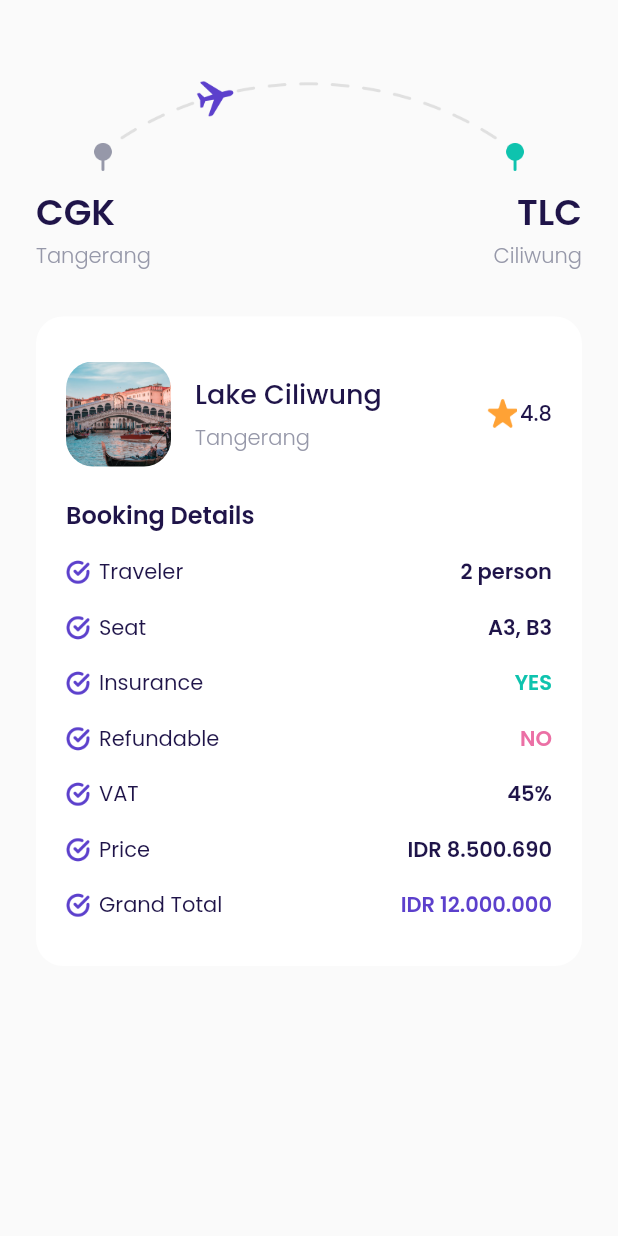
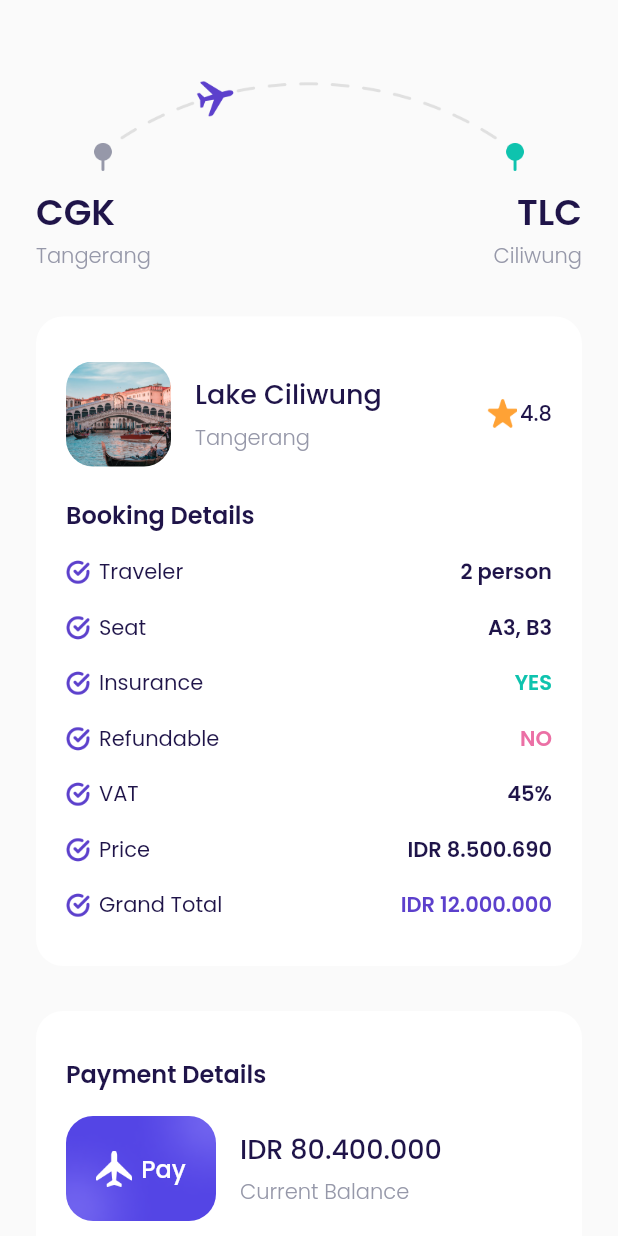
Before and after one commit to RidhaAF/airplane_app, a Flutter app: the CheckoutPage screen opened directly, on a phone screen of 412 x 824 dp. Run offline on Flutter 3.47's test engine with Material 2 defaults, Android fonts, the phone set to English and light mode, and no system bars; our stand-ins replace google_fonts.

Commit message:
Checkout Page - Payment Details & Buttons

```diff
--- a/lib/ui/pages/checkout_page.dart
+++ b/lib/ui/pages/checkout_page.dart
@@ -1,5 +1,6 @@
 import 'package:airplane_app/shared/theme.dart';
 import 'package:airplane_app/ui/widgets/booking_details_item.dart';
+import 'package:airplane_app/ui/widgets/custom_button.dart';
 import 'package:flutter/material.dart';
 
 class CheckoutPage extends StatelessWidget {
@@ -202,6 +203,124 @@ class CheckoutPage extends StatelessWidget {
       );
     }
 
+    Widget paymentDetails() {
+      return Container(
+        margin: EdgeInsets.only(top: 30),
+        padding: EdgeInsets.symmetric(
+          horizontal: 20,
+          vertical: 30,
+        ),
+        decoration: BoxDecoration(
+          color: kWhiteColor,
+          borderRadius: BorderRadius.circular(18),
+        ),
+        child: Column(
+          crossAxisAlignment: CrossAxisAlignment.start,
+          children: [
+            Text(
+              'Payment Details',
+              style: blackTextStyle.copyWith(
+                fontSize: 16,
+                fontWeight: semiBold,
+              ),
+            ),
+            Container(
+              margin: EdgeInsets.only(top: 16),
+              child: Row(
+                children: [
+                  Container(
+                    width: 100,
+                    height: 70,
+                    margin: EdgeInsets.only(right: 16),
+                    decoration: BoxDecoration(
+                      borderRadius: BorderRadius.circular(18),
+                      image: DecorationImage(
+                        fit: BoxFit.cover,
+                        image: AssetImage(
+                          'assets/image_card.png',
+                        ),
+                      ),
+                    ),
+                    child: Center(
+                      child: Row(
+                        mainAxisAlignment: MainAxisAlignment.center,
+                        children: [
+                          Container(
+                            width: 24,
+                            height: 24,
+                            margin: EdgeInsets.only(right: 6),
+                            decoration: BoxDecoration(
+                              image: DecorationImage(
+                                image: AssetImage(
+                                  'assets/icon_plane.png',
+                                ),
+                              ),
+                            ),
+                          ),
+                          Text(
+                            'Pay',
+                            style: whiteTextStyle.copyWith(
+                              fontSize: 16,
+                              fontWeight: medium,
+                            ),
+                          ),
+                        ],
+                      ),
+                    ),
+                  ),
+                  Expanded(
+                    child: Column(
+                      crossAxisAlignment: CrossAxisAlignment.start,
+                      children: [
+                        Text(
+                          'IDR 80.400.000',
+                          style: blackTextStyle.copyWith(
+                            fontSize: 18,
+                            fontWeight: medium,
+                          ),
+                          overflow: TextOverflow.ellipsis,
+                        ),
+                        SizedBox(height: 5),
+                        Text(
+                          'Current Balance',
+                          style: greyTextStyle.copyWith(
+                            fontWeight: light,
+                          ),
+                        ),
+                      ],
+                    ),
+                  ),
+                ],
+              ),
+            )
+          ],
+        ),
+      );
+    }
+
+    Widget payNowButton() {
+      return CustomButton(
+        title: 'Pay Now',
+        onPressed: () {},
+        margin: EdgeInsets.only(top: 30),
+      );
+    }
+
+    Widget tacButton() {
+      return Container(
+        alignment: Alignment.center,
+        margin: EdgeInsets.symmetric(vertical: 30),
+        child: Text(
+          'Terms and Conditions',
+          style: greyTextStyle.copyWith(
+            fontSize: 16,
+            fontWeight: light,
+            decoration: TextDecoration.underline,
+          ),
+        ),
+      );
+    }
+
     return Scaffold(
       backgroundColor: kBackgroundColor,
       body: ListView(
@@ -211,6 +330,9 @@ class CheckoutPage extends StatelessWidget {
         children: [
           route(),
           bookingDetails(),
+          paymentDetails(),
+          payNowButton(),
+          tacButton(),
         ],
       ),
     );
```
